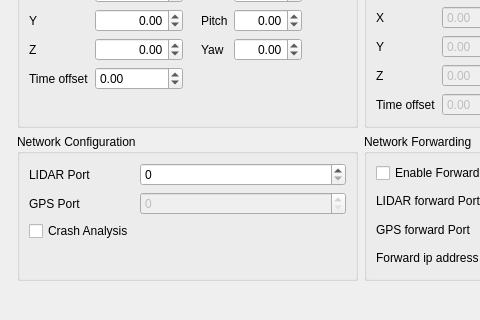
Old version of the form Application/Ui/Widgets/vvCalibrationDialog.ui in the repository Kitware/VeloView; both pictures show x 0 to 480 and y 232 to 552 of the 716 by 552 pixel window.
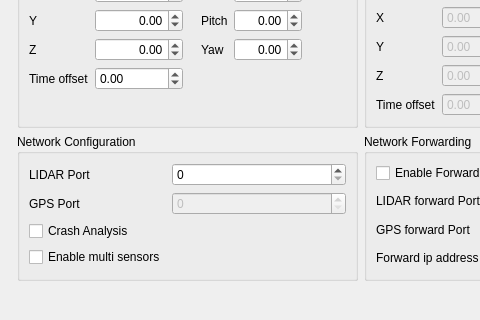
New version of the form. Icons and pictures are not drawn.

Commit message:
[feat] Create a multiSensors option in Calibration dialog
If the multiSensors option is not enable, we remove any previous sensor in the pipeline.

We also remove all LidarReader and PositionOrientationReader in the pipeline
whether the option is checked or not, to avoid any confusion of the user

Patch:
```diff
--- a/Application/Ui/Widgets/vvCalibrationDialog.ui
+++ b/Application/Ui/Widgets/vvCalibrationDialog.ui
@@ -406,6 +406,13 @@
         </property>
        </widget>
       </item>
+      <item row="3" column="0">
+       <widget class="QCheckBox" name="EnableMultiSensors">
+        <property name="text">
+         <string>Enable multi sensors</string>
+        </property>
+       </widget>
+      </item>
      </layout>
     </widget>
    </item>
```
The commit also changes 3 other files.
